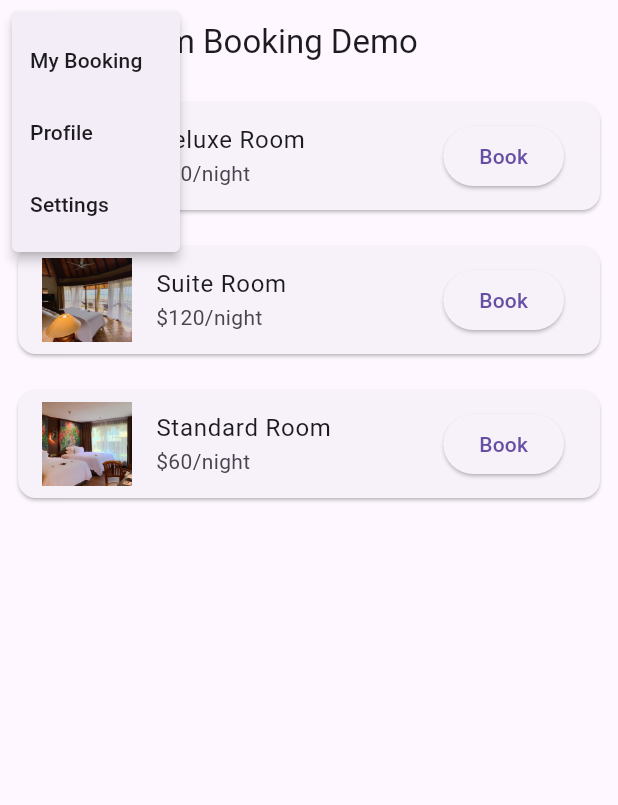
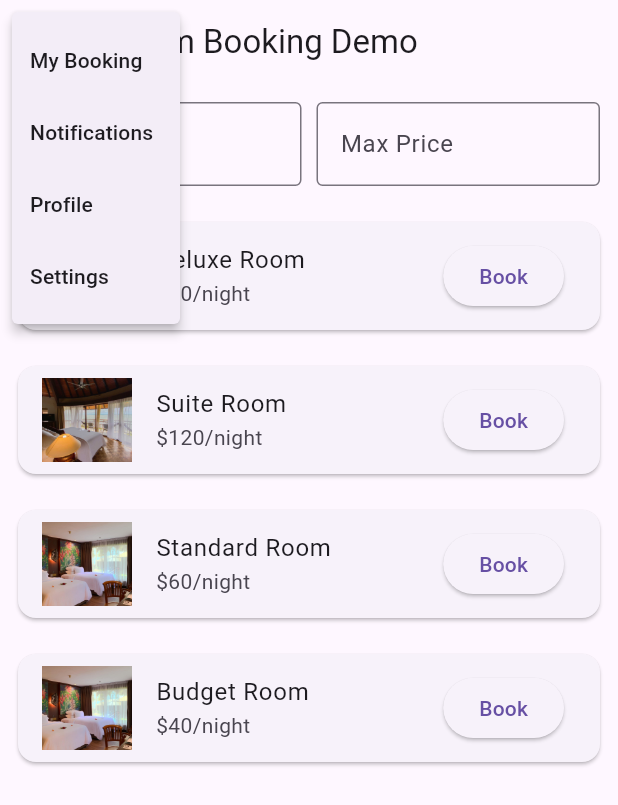
Before and after one commit to NKXK26/FlutterApp, a Flutter app: the HomePage screen opened directly, after a tap on the "menu" icon, on a phone screen of 412 x 824 dp. Shown: the top 805 px of the screen. Run offline on Flutter 3.47's test engine with Material 3 defaults, Android fonts, the phone set to English and light mode, and no system bars.

```diff
--- a/lib/custom_app_bar.dart
+++ b/lib/custom_app_bar.dart
@@ -1,7 +1,8 @@
 import 'package:flutter/material.dart';
-import 'my_booking_page.dart';
-import 'profile_page.dart';
-import 'settings_page.dart';
+import '../my_booking_page.dart';
+import '../profile_page.dart';
+import '../settings_page.dart';
+import '../notification_page.dart'; // make sure this file exists
 
 class CustomAppBar extends StatelessWidget implements PreferredSizeWidget {
   final String title;
@@ -13,24 +14,45 @@ class CustomAppBar extends StatelessWidget implements PreferredSizeWidget {
     return AppBar(
       title: Text(title),
       leading: PopupMenuButton<String>(
-        icon: const Icon(Icons.menu), // small button on left
+        icon: const Icon(Icons.menu),
         onSelected: (value) {
           switch (value) {
             case 'my_booking':
-              Navigator.push(context, MaterialPageRoute(builder: (_) => const MyBookingPage()));
+              Navigator.push(
+                context,
+                MaterialPageRoute(builder: (_) => const MyBookingPage()),
+              );
               break;
+
+            case 'notifications': // 👈 new case added
+              Navigator.push(
+                context,
+                MaterialPageRoute(builder: (_) => const NotificationPage()),
+              );
+              break;
+
             case 'profile':
-              Navigator.push(context, MaterialPageRoute(builder: (_) => const ProfilePage()));
+              Navigator.push(
+                context,
+                MaterialPageRoute(builder: (_) => const ProfilePage()),
+              );
               break;
+
             case 'settings':
-              Navigator.push(context, MaterialPageRoute(builder: (_) => const SettingsPage()));
+              Navigator.push(
+                context,
+                MaterialPageRoute(builder: (_) => const SettingsPage()),
+              );
               break;
           }
         },
-        itemBuilder: (BuildContext context) => <PopupMenuEntry<String>>[
-          const PopupMenuItem<String>(value: 'my_booking', child: Text('My Booking')),
-          const PopupMenuItem<String>(value: 'profile', child: Text('Profile')),
-          const PopupMenuItem<String>(value: 'settings', child: Text('Settings')),
+
+        // 👇 Updated menu list
+        itemBuilder: (context) => const [
+          PopupMenuItem(value: 'my_booking', child: Text('My Booking')),
+          PopupMenuItem(value: 'notifications', child: Text('Notifications')), // 👈 Added here
+          PopupMenuItem(value: 'profile', child: Text('Profile')),
+          PopupMenuItem(value: 'settings', child: Text('Settings')),
         ],
       ),
     );
--- a/lib/home_page.dart
+++ b/lib/home_page.dart
@@ -3,70 +3,81 @@ import 'room_detail_page.dart';
 import 'my_booking_page.dart';
 import 'profile_page.dart';
 import 'settings_page.dart';
+import 'custom_app_bar.dart'; // ✅ Import your separate custom bar
 
-// -------------------- Custom AppBar --------------------
-class CustomAppBar extends StatelessWidget implements PreferredSizeWidget {
-  final String title;
-
-  const CustomAppBar({super.key, required this.title});
+class HomePage extends StatefulWidget {
+  const HomePage({super.key});
 
   @override
-  Widget build(BuildContext context) {
-    return AppBar(
-      title: Text(title),
-      leading: PopupMenuButton<String>(
-        icon: const Icon(Icons.menu),
-        onSelected: (value) {
-          switch (value) {
-            case 'my_booking':
-              Navigator.push(
-                  context,
-                  MaterialPageRoute(
-                      builder: (_) => const MyBookingPage()));
-              break;
-            case 'profile':
-              Navigator.push(
-                  context,
-                  MaterialPageRoute(builder: (_) => const ProfilePage()));
-              break;
-            case 'settings':
-              Navigator.push(
-                  context,
-                  MaterialPageRoute(builder: (_) => const SettingsPage()));
-              break;
-          }
-        },
-        itemBuilder: (context) => const [
-          PopupMenuItem(value: 'my_booking', child: Text('My Booking')),
-          PopupMenuItem(value: 'profile', child: Text('Profile')),
-          PopupMenuItem(value: 'settings', child: Text('Settings')),
-        ],
-      ),
-    );
+  State<HomePage> createState() => _HomePageState();
 }
 
-  @override
-  Size get preferredSize => const Size.fromHeight(kToolbarHeight);
-}
-
-// -------------------- Home Page --------------------
-class HomePage extends StatelessWidget {
-  const HomePage({super.key});
-
+class _HomePageState extends State<HomePage> {
   final List<Map<String, dynamic>> rooms = const [
     {"name": "Deluxe Room", "price": 80, "image": "assets/deluxe.jpg"},
     {"name": "Suite Room", "price": 120, "image": "assets/suite.jpg"},
     {"name": "Standard Room", "price": 60, "image": "assets/standard.jpg"},
+    {"name": "Budget Room", "price": 40, "image": "assets/standard.jpg"},
   ];
+
+  double? minPrice;
+  double? maxPrice;
 
   @override
   Widget build(BuildContext context) {
+    final filteredRooms = rooms.where((room) {
+      final price = room["price"] as int;
+      if (minPrice != null && price < minPrice!) return false;
+      if (maxPrice != null && price > maxPrice!) return false;
+      return true;
+    }).toList();
+
     return Scaffold(
-      appBar: const CustomAppBar(title: "Room Booking Demo"),
-      body: ListView.builder(
-        itemCount: rooms.length,
+      appBar: const CustomAppBar(title: "Room Booking Demo"), // ✅ clean
+      body: Column(
+        children: [
+          Padding(
+            padding: const EdgeInsets.all(12.0),
+            child: Row(
+              children: [
+                Expanded(
+                  child: TextField(
+                    decoration: const InputDecoration(
+                      labelText: "Min Price",
+                      border: OutlineInputBorder(),
+                    ),
+                    keyboardType: TextInputType.number,
+                    onChanged: (value) {
+                      setState(() {
+                        minPrice = value.isEmpty ? null : double.tryParse(value);
+                      });
+                    },
+                  ),
+                ),
+                const SizedBox(width: 10),
+                Expanded(
+                  child: TextField(
+                    decoration: const InputDecoration(
+                      labelText: "Max Price",
+                      border: OutlineInputBorder(),
+                    ),
+                    keyboardType: TextInputType.number,
+                    onChanged: (value) {
+                      setState(() {
+                        maxPrice = value.isEmpty ? null : double.tryParse(value);
+                      });
+                    },
+                  ),
+                ),
+              ],
+            ),
+          ),
+
+          Expanded(
+            child: ListView.builder(
+              itemCount: filteredRooms.length,
               itemBuilder: (context, index) {
-          final room = rooms[index];
+                final room = filteredRooms[index];
                 return Card(
                   margin: const EdgeInsets.all(12),
                   child: ListTile(
@@ -97,6 +108,9 @@ class HomePage extends StatelessWidget {
                 );
               },
             ),
+          ),
+        ],
+      ),
     );
   }
 }
--- /dev/null
+++ b/lib/notification_page.dart
@@ -0,0 +1,44 @@
+import 'package:flutter/material.dart';
+
+class NotificationPage extends StatelessWidget {
+  const NotificationPage({super.key});
+
+  final List<Map<String, String>> notifications = const [
+    {
+      "title": "Limited Offer!",
+      "message": "Get 20% off on Deluxe Rooms this weekend only!"
+    },
+    {
+      "title": "Recommended for You",
+      "message": "You might like our new Suite Room with sea view 🌊"
+    },
+    {
+      "title": "Booking Reminder",
+      "message": "Don’t forget your upcoming stay on Oct 15, 2025."
+    },
+  ];
+
+  @override
+  Widget build(BuildContext context) {
+    return Scaffold(
+      appBar: AppBar(title: const Text("Notifications")),
+      body: ListView.builder(
+        itemCount: notifications.length,
+        itemBuilder: (context, index) {
+          final notif = notifications[index];
+          return Card(
+            margin: const EdgeInsets.all(10),
+            child: ListTile(
+              leading: const Icon(Icons.notifications, color: Colors.blue),
+              title: Text(
+                notif["title"]!,
+                style: const TextStyle(fontWeight: FontWeight.bold),
+              ),
+              subtitle: Text(notif["message"]!),
+            ),
+          );
+        },
+      ),
+    );
+  }
+}
```
Lines whose indentation alone changed are shown as unchanged.
